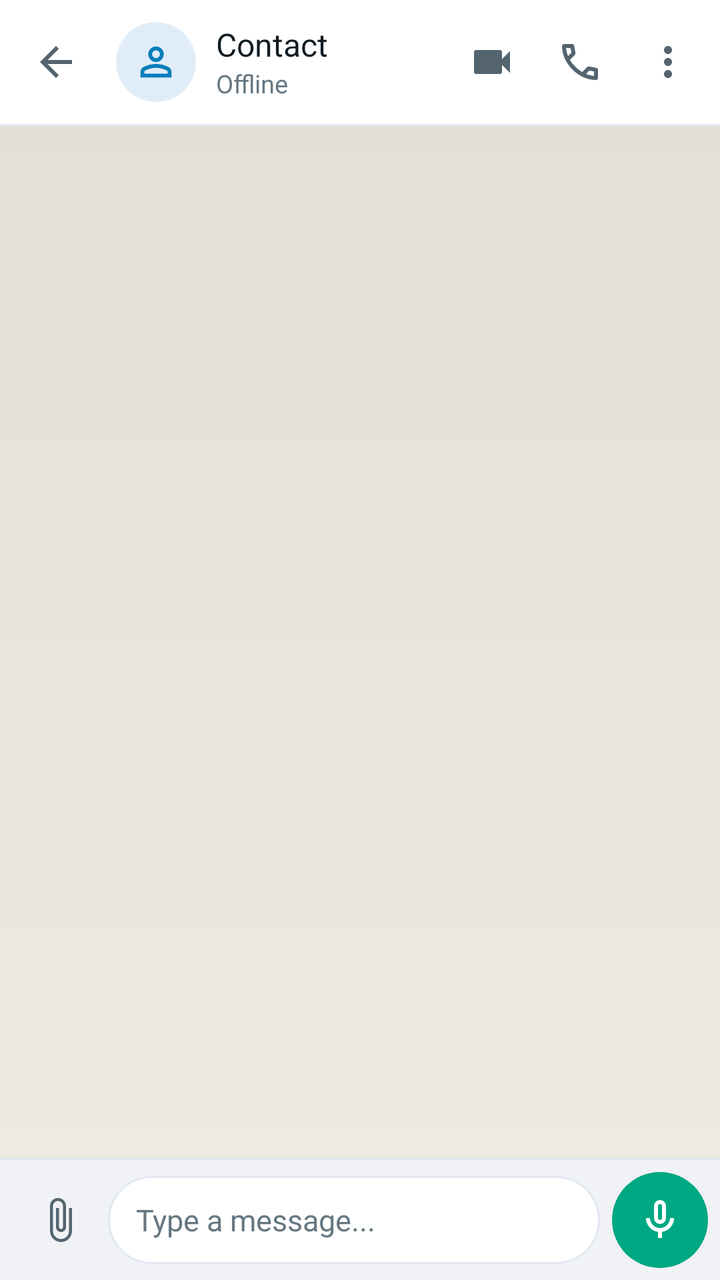
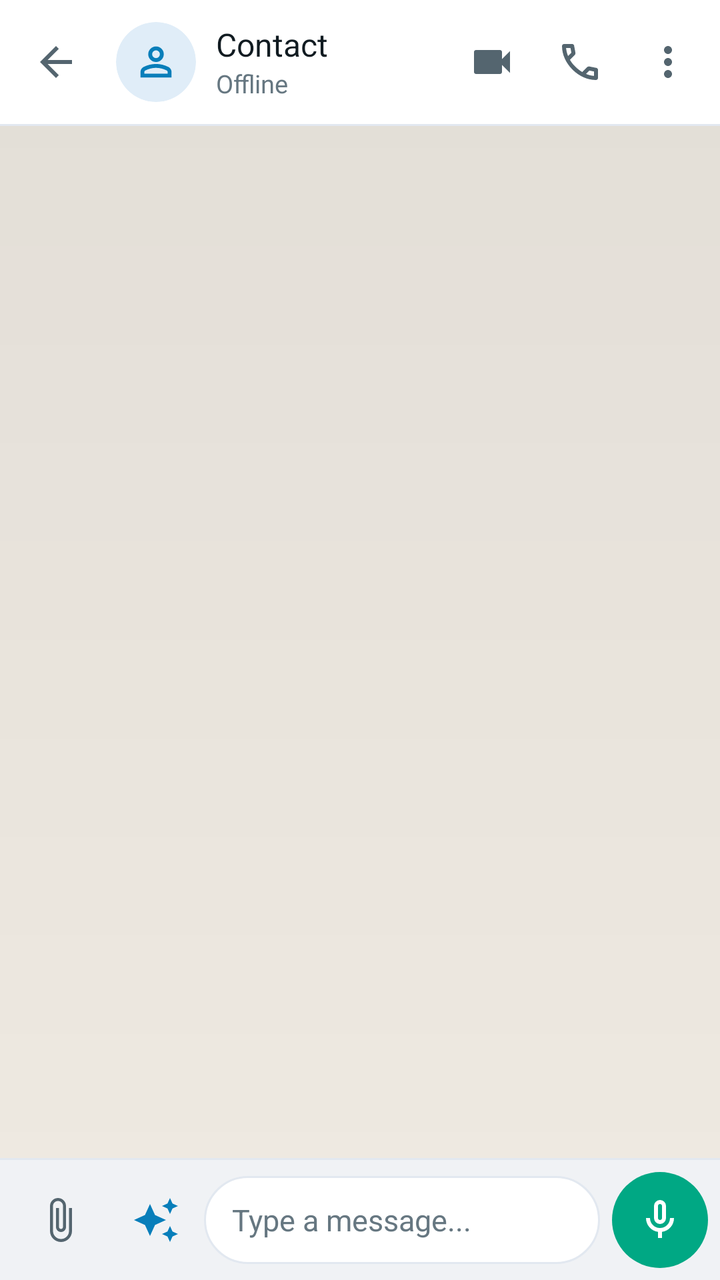

Screens rendered from an Android XML layout before and after an edit, with the pre-edit source and the edit as a unified diff.
<!-- AndroidManifest.xml: application theme Theme.MyApplication -->
<!-- res/layout/fragment_chat.xml -->
<?xml version="1.0" encoding="utf-8"?>
<androidx.coordinatorlayout.widget.CoordinatorLayout
    xmlns:android="http://schemas.android.com/apk/res/android"
    xmlns:app="http://schemas.android.com/apk/res-auto"
    android:id="@+id/coordinator_chat"
    android:layout_width="match_parent"
    android:layout_height="match_parent"
    android:background="@drawable/bg_chat_wallpaper">

    <LinearLayout
        android:layout_width="match_parent"
        android:layout_height="match_parent"
        android:orientation="vertical">

        
        <com.google.android.material.appbar.MaterialToolbar
            android:id="@+id/toolbar_chat"
            android:layout_width="match_parent"
            android:layout_height="62dp"
            android:minHeight="?attr/actionBarSize"
            android:background="@color/color_toolbar_background"
            app:navigationIcon="@drawable/ic_arrow_back_24"
            app:navigationIconTint="@color/color_toolbar_icon"
            app:navigationContentDescription="@string/common_back"
            app:elevation="0dp"
            app:contentInsetStart="0dp"
            app:contentInsetStartWithNavigation="0dp"
            app:contentInsetEnd="0dp">

            
            <LinearLayout
                android:layout_width="match_parent"
                android:layout_height="match_parent"
                android:orientation="horizontal"
                android:gravity="center_vertical">

                
                <LinearLayout
                    android:id="@+id/layout_contact_header"
                    android:layout_width="0dp"
                    android:layout_height="match_parent"
                    android:layout_weight="1"
                    android:gravity="center_vertical"
                    android:orientation="horizontal"
                    android:background="?attr/selectableItemBackground"
                    android:paddingStart="2dp"
                    android:paddingEnd="4dp">

                    
                    <FrameLayout
                        android:layout_width="40dp"
                        android:layout_height="40dp"
                        android:layout_gravity="center_vertical">

                        <TextView
                            android:id="@+id/text_chat_avatar"
                            android:layout_width="match_parent"
                            android:layout_height="match_parent"
                            android:background="@drawable/bg_avatar_circle"
                            android:backgroundTint="@color/color_avatar_bg"
                            android:gravity="center"
                            android:text="@string/common_avatar_placeholder_letter"
                            android:textColor="@color/color_avatar_text"
                            android:textSize="16sp"
                            android:fontFamily="sans-serif-bold"
                            android:visibility="gone" />

                        <com.google.android.material.imageview.ShapeableImageView
                            android:id="@+id/img_chat_avatar"
                            android:layout_width="match_parent"
                            android:layout_height="match_parent"
                            android:scaleType="centerCrop"
                            android:src="@drawable/ic_default_avatar"
                            app:shapeAppearanceOverlay="@style/ShapeAppearance.Material3.Corner.Full"
                            android:visibility="visible" />

                        <View
                            android:id="@+id/dot_chat_online"
                            android:layout_width="12dp"
                            android:layout_height="12dp"
                            android:layout_gravity="bottom|end"
                            android:background="@drawable/bg_online_dot"
                            android:visibility="gone" />
                    </FrameLayout>

                    
                    <LinearLayout
                        android:layout_width="0dp"
                        android:layout_height="wrap_content"
                        android:layout_weight="1"
                        android:layout_marginStart="10dp"
                        android:layout_marginEnd="4dp"
                        android:orientation="vertical">

                        <TextView
                            android:id="@+id/text_chat_contact_name"
                            android:layout_width="match_parent"
                            android:layout_height="wrap_content"
                            android:text="@string/common_contact"
                            android:textColor="@color/color_toolbar_title"
                            android:textSize="16sp"
                            android:fontFamily="sans-serif-bold"
                            android:lineHeight="20sp"
                            android:maxLines="1"
                            android:ellipsize="end" />

                        <TextView
                            android:id="@+id/text_chat_contact_status"
                            android:layout_width="match_parent"
                            android:layout_height="wrap_content"
                            android:text="@string/chat_status_offline"
                            android:textColor="@color/color_toolbar_subtitle"
                            android:textSize="12.5sp"
                            android:fontFamily="sans-serif"
                            android:maxLines="1"
                            android:ellipsize="end" />
                    </LinearLayout>
                </LinearLayout>

                
                <LinearLayout
                    android:layout_width="wrap_content"
                    android:layout_height="match_parent"
                    android:orientation="horizontal"
                    android:gravity="center_vertical"
                    android:paddingEnd="4dp">

                    
                    <ImageButton
                        android:id="@+id/btn_chat_video_call"
                        android:layout_width="44dp"
                        android:layout_height="44dp"
                        android:background="?attr/selectableItemBackgroundBorderless"
                        android:src="@drawable/ic_video_24"
                        android:contentDescription="@string/chat_video_call_cd"
                        app:tint="@color/color_toolbar_icon" />

                    
                    <ImageButton
                        android:id="@+id/btn_chat_call"
                        android:layout_width="44dp"
                        android:layout_height="44dp"
                        android:background="?attr/selectableItemBackgroundBorderless"
                        android:src="@drawable/ic_call_24"
                        android:contentDescription="@string/chat_voice_call_cd"
                        app:tint="@color/color_toolbar_icon" />

                    
                    <ImageButton
                        android:id="@+id/btn_chat_more"
                        android:layout_width="44dp"
                        android:layout_height="44dp"
                        android:background="?attr/selectableItemBackgroundBorderless"
                        android:src="@drawable/ic_more_vert_24"
                        android:contentDescription="@string/chat_more_options_cd"
                        app:tint="@color/color_toolbar_icon" />
                </LinearLayout>

            </LinearLayout>
        </com.google.android.material.appbar.MaterialToolbar>

        
        <View
            android:layout_width="match_parent"
            android:layout_height="1dp"
            android:background="@color/color_divider" />

        
        <LinearLayout
            android:id="@+id/layout_upload_progress"
            android:layout_width="match_parent"
            android:layout_height="wrap_content"
            android:orientation="vertical"
            android:background="@color/color_surface_variant"
            android:paddingHorizontal="16dp"
            android:paddingVertical="6dp"
            android:visibility="gone">

            <TextView
                android:layout_width="wrap_content"
                android:layout_height="wrap_content"
                android:text="@string/chat_uploading_media"
                android:textColor="@color/color_primary"
                android:textSize="12sp" />

            <com.google.android.material.progressindicator.LinearProgressIndicator
                android:layout_width="match_parent"
                android:layout_height="wrap_content"
                android:layout_marginTop="4dp"
                android:indeterminate="true"
                app:indicatorColor="@color/color_primary" />
        </LinearLayout>

        
        <androidx.recyclerview.widget.RecyclerView
            android:id="@+id/recycler_messages"
            android:layout_width="match_parent"
            android:layout_height="0dp"
            android:layout_weight="1"
            android:clipToPadding="false"
            android:paddingHorizontal="6dp"
            android:paddingVertical="6dp"
            android:overScrollMode="ifContentScrolls" />

        
        <LinearLayout
            android:id="@+id/layout_typing_indicator"
            android:layout_width="wrap_content"
            android:layout_height="wrap_content"
            android:layout_marginStart="16dp"
            android:layout_marginBottom="8dp"
            android:background="@drawable/bg_bubble_incoming"
            android:orientation="horizontal"
            android:gravity="center_vertical"
            android:paddingStart="14dp"
            android:paddingEnd="16dp"
            android:paddingTop="8dp"
            android:paddingBottom="8dp"
            android:visibility="gone">

            
            <LinearLayout
                android:id="@+id/layout_typing_dots"
                android:layout_width="wrap_content"
                android:layout_height="wrap_content"
                android:orientation="horizontal"
                android:gravity="center_vertical"
                android:layout_marginEnd="8dp">

                <View
                    android:id="@+id/dot_typing_1"
                    android:layout_width="7dp"
                    android:layout_height="7dp"
                    android:background="@drawable/bg_avatar_circle"
                    android:backgroundTint="@color/color_primary" />

                <View
                    android:id="@+id/dot_typing_2"
                    android:layout_width="7dp"
                    android:layout_height="7dp"
                    android:layout_marginStart="4dp"
                    android:background="@drawable/bg_avatar_circle"
                    android:backgroundTint="@color/color_primary" />

                <View
                    android:id="@+id/dot_typing_3"
                    android:layout_width="7dp"
                    android:layout_height="7dp"
                    android:layout_marginStart="4dp"
                    android:background="@drawable/bg_avatar_circle"
                    android:backgroundTint="@color/color_primary" />
            </LinearLayout>

            <TextView
                android:id="@+id/text_typing_label"
                android:layout_width="wrap_content"
                android:layout_height="wrap_content"
                android:text="@string/chat_status_typing"
                android:textColor="@color/color_secondary_text"
                android:textSize="13sp"
                android:fontFamily="sans-serif-medium" />
        </LinearLayout>

        
        <LinearLayout
            android:id="@+id/layout_recording_bar"
            android:layout_width="match_parent"
            android:layout_height="56dp"
            android:background="@color/color_composer_background"
            android:gravity="center_vertical"
            android:orientation="horizontal"
            android:paddingHorizontal="16dp"
            android:visibility="gone">

            <ImageButton
                android:id="@+id/btn_cancel_recording"
                android:layout_width="48dp"
                android:layout_height="48dp"
                android:background="?attr/selectableItemBackgroundBorderless"
                android:src="@drawable/ic_close_24"
                android:contentDescription="@string/chat_cancel_recording_cd"
                app:tint="@color/color_error" />

            <View
                android:id="@+id/dot_recording_blink"
                android:layout_width="10dp"
                android:layout_height="10dp"
                android:layout_marginStart="8dp"
                android:background="@drawable/bg_avatar_circle"
                android:backgroundTint="@color/color_error" />

            <TextView
                android:id="@+id/text_recording_duration"
                android:layout_width="0dp"
                android:layout_height="wrap_content"
                android:layout_weight="1"
                android:layout_marginStart="8dp"
                android:text="@string/chat_recording_initial"
                android:textColor="@color/color_error"
                android:textSize="14sp"
                android:fontFamily="sans-serif-medium" />

            <com.google.android.material.button.MaterialButton
                android:id="@+id/btn_send_recording"
                android:layout_width="wrap_content"
                android:layout_height="40dp"
                android:text="@string/chat_send_button"
                android:textSize="13sp"
                app:icon="@drawable/ic_send_24"
                app:cornerRadius="20dp"
                app:backgroundTint="@color/color_composer_action_bg"
                app:iconTint="@color/color_composer_action_icon" />
        </LinearLayout>

        
        <View
            android:layout_width="match_parent"
            android:layout_height="1dp"
            android:background="@color/color_divider" />

        
        <LinearLayout
            android:id="@+id/layout_input_bar"
            android:layout_width="match_parent"
            android:layout_height="wrap_content"
            android:background="@color/color_composer_background"
            android:gravity="center_vertical"
            android:orientation="horizontal"
            android:paddingStart="6dp"
            android:paddingEnd="6dp"
            android:paddingTop="6dp"
            android:paddingBottom="6dp">

            
            <ImageButton
                android:id="@+id/btn_chat_attach"
                android:layout_width="48dp"
                android:layout_height="48dp"
                android:background="?attr/selectableItemBackgroundBorderless"
                android:src="@drawable/ic_attach_file_24"
                android:contentDescription="@string/chat_attach_file_cd"
                app:tint="@color/color_composer_icon" />

            
            <com.google.android.material.textfield.TextInputEditText
                android:id="@+id/et_message_input"
                android:layout_width="0dp"
                android:layout_height="wrap_content"
                android:layout_weight="1"
                android:background="@drawable/bg_composer_input"
                android:hint="@string/chat_type_message_hint"
                android:textColorHint="@color/color_composer_hint"
                android:textColor="@color/color_composer_text"
                android:textSize="15sp"
                android:paddingStart="14dp"
                android:paddingEnd="14dp"
                android:paddingTop="9dp"
                android:paddingBottom="9dp"
                android:maxLines="5"
                android:minHeight="44dp" />

            
            <ImageButton
                android:id="@+id/btn_chat_send_or_mic"
                android:layout_width="48dp"
                android:layout_height="48dp"
                android:layout_marginStart="6dp"
                android:background="@drawable/bg_composer_action_btn"
                android:src="@drawable/ic_mic_24"
                android:contentDescription="@string/chat_send_or_record_cd"
                app:tint="@color/color_composer_action_icon" />
        </LinearLayout>
    </LinearLayout>

    
    <FrameLayout
        android:id="@+id/layout_fullscreen_preview"
        android:layout_width="match_parent"
        android:layout_height="match_parent"
        android:background="#FF000000"
        android:visibility="gone">

        
        <LinearLayout
            android:layout_width="match_parent"
            android:layout_height="wrap_content"
            android:orientation="horizontal"
            android:gravity="center_vertical"
            android:paddingHorizontal="16dp"
            android:paddingTop="36dp"
            android:paddingBottom="12dp"
            android:background="#A0000000">

            <ImageButton
                android:id="@+id/btn_close_preview"
                android:layout_width="48dp"
                android:layout_height="48dp"
                android:background="?attr/selectableItemBackgroundBorderless"
                android:src="@drawable/ic_close_24"
                android:contentDescription="@string/chat_close_preview_cd"
                app:tint="@color/white" />

            <TextView
                android:id="@+id/text_preview_title"
                android:layout_width="0dp"
                android:layout_height="wrap_content"
                android:layout_weight="1"
                android:layout_marginStart="12dp"
                android:textColor="@color/white"
                android:textSize="16sp"
                android:fontFamily="sans-serif-bold"
                android:text="@string/chat_media_preview" />

            
            <ImageButton
                android:id="@+id/btn_download_preview"
                android:layout_width="48dp"
                android:layout_height="48dp"
                android:background="?attr/selectableItemBackgroundBorderless"
                android:src="@drawable/ic_download_24"
                android:contentDescription="@string/chat_download_folder_cd"
                app:tint="@color/white" />
        </LinearLayout>

        
        <ProgressBar
            android:id="@+id/progress_preview_loading"
            android:layout_width="48dp"
            android:layout_height="48dp"
            android:layout_gravity="center"
            android:indeterminate="true"
            android:visibility="gone" />

        
        <TextView
            android:id="@+id/text_preview_error"
            android:layout_width="wrap_content"
            android:layout_height="wrap_content"
            android:layout_gravity="center"
            android:textColor="@color/white"
            android:textSize="14sp"
            android:visibility="gone" />

        
        <ImageView
            android:id="@+id/img_preview_photo"
            android:layout_width="match_parent"
            android:layout_height="match_parent"
            android:scaleType="fitCenter"
            android:visibility="gone" />

        
        <VideoView
            android:id="@+id/video_preview_player"
            android:layout_width="match_parent"
            android:layout_height="wrap_content"
            android:layout_gravity="center"
            android:visibility="gone" />

    </FrameLayout>

</androidx.coordinatorlayout.widget.CoordinatorLayout>
<!-- resources referenced by this layout -->
<resources>
  <color name="color_avatar_bg">#E0EDF8</color>
  <color name="color_avatar_text">#087EBA</color>
  <color name="color_composer_action_bg">#00A884</color>
  <color name="color_composer_action_icon">#FFFFFF</color>
  <color name="color_composer_background">#F0F2F5</color>
  <color name="color_composer_hint">#667781</color>
  <color name="color_composer_icon">#54656F</color>
  <color name="color_composer_text">#111B21</color>
  <color name="color_divider">#E2E8F0</color>
  <color name="color_error">#BA1A1A</color>
  <color name="color_primary">#087EBA</color>
  <color name="color_secondary_text">#64748B</color>
  <color name="color_surface_variant">#F1F5F9</color>
  <color name="color_toolbar_background">#FFFFFF</color>
  <color name="color_toolbar_icon">#54656F</color>
  <color name="color_toolbar_subtitle">#667781</color>
  <color name="color_toolbar_title">#111B21</color>
  <color name="white">#FFFFFFFF</color>
  <!-- drawable bg_avatar_circle (drawable) -->
  <shape xmlns:android="http://schemas.android.com/apk/res/android"
      android:shape="oval">
      <solid android:color="@color/color_avatar_bg" />
  </shape>
  <!-- drawable bg_composer_action_btn (drawable) -->
  <?xml version="1.0" encoding="utf-8"?>
  <ripple xmlns:android="http://schemas.android.com/apk/res/android"
      android:color="@color/color_nav_ripple">
      <item>
          <shape android:shape="oval">
              <solid android:color="@color/color_composer_action_bg" />
          </shape>
      </item>
  </ripple>
  <string name="chat_attach_file_cd">Attach File</string>
  <string name="chat_cancel_recording_cd">Cancel Recording</string>
  <string name="chat_close_preview_cd">Close Preview</string>
  <string name="chat_download_folder_cd">Download to OpenChat folder</string>
  <string name="chat_media_preview">Media Preview</string>
  <string name="chat_more_options_cd">More Options</string>
  <string name="chat_recording_initial">Recording 0:00</string>
  <string name="chat_send_button">Send</string>
  <string name="chat_send_or_record_cd">Send or Record</string>
  <string name="chat_status_offline">Offline</string>
  <string name="chat_status_typing">typing...</string>
  <string name="chat_type_message_hint">Type a message...</string>
  <string name="chat_uploading_media">Uploading attachment...</string>
  <string name="chat_video_call_cd">Video Call</string>
  <string name="chat_voice_call_cd">Voice Call</string>
  <string name="common_avatar_placeholder_letter" translatable="false">U</string>
  <string name="common_back">Back</string>
  <string name="common_contact">Contact</string>
  <color name="color_bubble_incoming">#FFFFFF</color>
  <color name="color_chat_background">#EFEAE2</color>
  <color name="color_chat_wallpaper_tint">#0D000000</color>
  <color name="color_nav_ripple">#1A087EBA</color>
  <color name="color_composer_input_background">#FFFFFF</color>
  <color name="color_composer_input_border">#E2E8F0</color>
  <color name="color_status_online">#16834A</color>
  <color name="color_background">#F5F7FB</color>
  <color name="color_primary_accent">#229ED9</color>
  <color name="color_nav_indicator">#D2E8F8</color>
  <color name="color_nav_item_selected">#065A84</color>
  <color name="color_surface">#FFFFFF</color>
  <!-- unchanged entries left out for length: 15 -->
</resources>

<!-- the commit's change to res/layout/fragment_chat.xml (unified diff, before → after) -->
@@ -313,6 +313,71 @@
         </LinearLayout>
 
         
+        <LinearLayout
+            android:id="@+id/layout_ai_smart_replies"
+            android:layout_width="match_parent"
+            android:layout_height="wrap_content"
+            android:background="@color/color_surface"
+            android:gravity="center_vertical"
+            android:orientation="horizontal"
+            android:paddingStart="12dp"
+            android:paddingEnd="4dp"
+            android:paddingVertical="4dp"
+            android:visibility="gone">
+
+            <ImageView
+                android:layout_width="18dp"
+                android:layout_height="18dp"
+                android:src="@drawable/ic_sparkles_24"
+                android:contentDescription="@null"
+                app:tint="@color/color_primary" />
+
+            <ProgressBar
+                android:id="@+id/progress_ai_smart_replies"
+                style="?android:attr/progressBarStyleSmall"
+                android:layout_width="18dp"
+                android:layout_height="18dp"
+                android:layout_marginStart="8dp"
+                android:visibility="gone" />
+
+            <TextView
+                android:id="@+id/text_ai_smart_replies_status"
+                android:layout_width="0dp"
+                android:layout_height="wrap_content"
+                android:layout_weight="1"
+                android:layout_marginStart="8dp"
+                android:text="@string/chat_ai_loading_replies"
+                android:textColor="@color/color_secondary_text"
+                android:textSize="13sp"
+                android:visibility="gone" />
+
+            <HorizontalScrollView
+                android:id="@+id/scroll_ai_smart_replies"
+                android:layout_width="0dp"
+                android:layout_height="wrap_content"
+                android:layout_weight="1"
+                android:layout_marginStart="8dp"
+                android:scrollbars="none">
+
+                <com.google.android.material.chip.ChipGroup
+                    android:id="@+id/chip_group_smart_replies"
+                    android:layout_width="wrap_content"
+                    android:layout_height="wrap_content"
+                    app:singleLine="true"
+                    app:chipSpacingHorizontal="6dp" />
+            </HorizontalScrollView>
+
+            <ImageButton
+                android:id="@+id/btn_dismiss_smart_replies"
+                android:layout_width="48dp"
+                android:layout_height="48dp"
+                android:background="?attr/selectableItemBackgroundBorderless"
+                android:src="@drawable/ic_close_24"
+                android:contentDescription="@string/chat_ai_dismiss_cd"
+                app:tint="@color/color_secondary_text" />
+        </LinearLayout>
+
+        
         <View
             android:layout_width="match_parent"
             android:layout_height="1dp"
@@ -340,6 +405,16 @@
                 android:src="@drawable/ic_attach_file_24"
                 android:contentDescription="@string/chat_attach_file_cd"
                 app:tint="@color/color_composer_icon" />
+
+            
+            <ImageButton
+                android:id="@+id/btn_chat_ai"
+                android:layout_width="48dp"
+                android:layout_height="48dp"
+                android:background="?attr/selectableItemBackgroundBorderless"
+                android:src="@drawable/ic_sparkles_24"
+                android:contentDescription="@string/chat_ai_smart_replies_cd"
+                app:tint="@color/color_primary" />
 
             
             <com.google.android.material.textfield.TextInputEditText
<!-- resource entries referenced after the edit -->
@@ -33,6 +33,19 @@
           </shape>
       </item>
   </ripple>
+  <!-- drawable ic_sparkles_24 (drawable) -->
+  <vector xmlns:android="http://schemas.android.com/apk/res/android"
+      android:width="24dp"
+      android:height="24dp"
+      android:viewportWidth="24"
+      android:viewportHeight="24">
+      <path
+          android:fillColor="#FF000000"
+          android:pathData="M19,9l1.25,-2.75L23,5l-2.75,-1.25L19,1l-1.25,2.75L15,5l2.75,1.25L19,9zM11.5,9.5L9,4 6.5,9.5 1,12l5.5,2.5L9,20l2.5,-5.5L17,12l-5.5,-2.5zM19,15l-1.25,2.75L15,19l2.75,1.25L19,23l1.25,-2.75L23,19l-2.75,-1.25L19,15z" />
+  </vector>
+  <string name="chat_ai_dismiss_cd">Dismiss smart replies</string>
+  <string name="chat_ai_loading_replies">Generating smart replies...</string>
+  <string name="chat_ai_smart_replies_cd">Generate AI smart replies</string>
   <string name="chat_attach_file_cd">Attach File</string>
   <string name="chat_cancel_recording_cd">Cancel Recording</string>
   <string name="chat_close_preview_cd">Close Preview</string>
